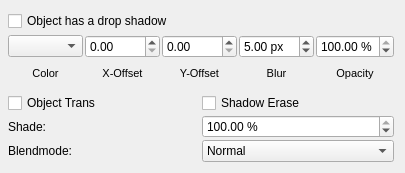
This is scribus/ui/propertiespalette_shadowbase.ui in nitramr/scribus as Qt 5 draws it before an edit. The edited form follows.
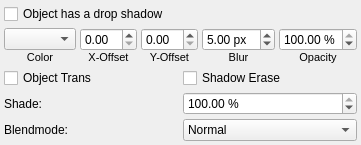
This is the edited form. Custom widgets are drawn as their Qt base class.

Diff of the .ui file:
```diff
--- a/scribus/ui/propertiespalette_shadowbase.ui
+++ b/scribus/ui/propertiespalette_shadowbase.ui
@@ -2,14 +2,6 @@
 <ui version="4.0">
  <class>PropertiesPalette_ShadowBase</class>
  <widget class="QWidget" name="PropertiesPalette_ShadowBase">
-  <property name="geometry">
-   <rect>
-    <x>0</x>
-    <y>0</y>
-    <width>405</width>
-    <height>173</height>
-   </rect>
-  </property>
   <property name="windowTitle">
    <string notr="true">Form</string>
   </property>
@@ -18,7 +10,16 @@
     <number>4</number>
    </property>
    <property name="leftMargin">
-    <number>8</number>
+    <number>4</number>
+   </property>
+   <property name="topMargin">
+    <number>4</number>
+   </property>
+   <property name="rightMargin">
+    <number>4</number>
+   </property>
+   <property name="bottomMargin">
+    <number>4</number>
    </property>
    <item>
     <widget class="QCheckBox" name="hasSoftShadow">
@@ -30,7 +31,7 @@
    <item>
     <layout class="QHBoxLayout" name="horizontalLayout">
      <property name="spacing">
-      <number>2</number>
+      <number>4</number>
      </property>
      <item>
       <layout class="QVBoxLayout" name="verticalLayoutColor">
@@ -197,7 +198,7 @@
    <item>
     <layout class="QGridLayout" name="gridLayout">
      <property name="spacing">
-      <number>2</number>
+      <number>4</number>
      </property>
      <item row="3" column="0">
       <widget class="QLabel" name="labelShadowShade">
```
